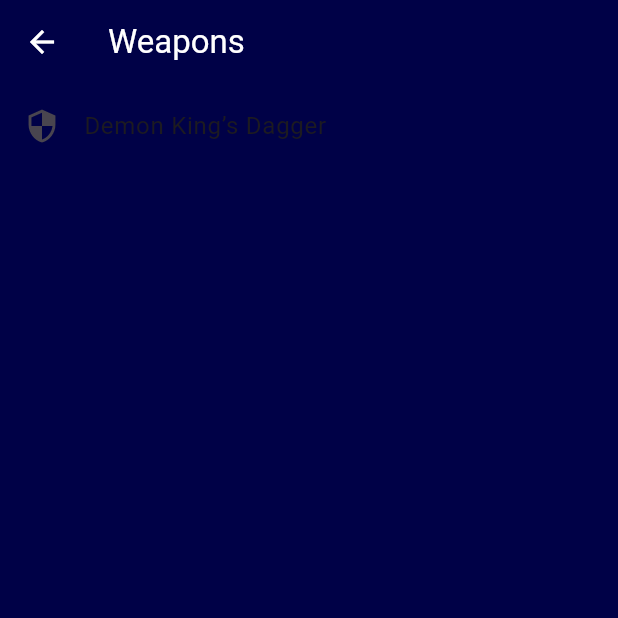
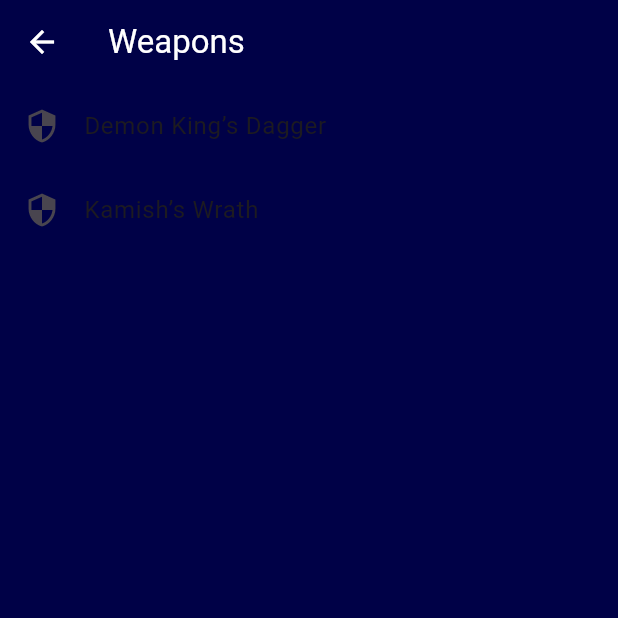
Before and after one commit to aldenngsk/Orb25---ShadowFit-Apollo-, a Flutter app: the WeaponsPage screen opened directly, on a phone screen of 412 x 824 dp, the top half of it. Run offline on Flutter 3.47's test engine with Material 3 defaults, Android fonts, the phone set to English and light mode, and no system bars; our stand-ins replace camera, cloud_firestore, firebase_auth, firebase_core, firebase_storage, just_audio and 2 more; missing offline and left inert: google_mlkit_pose_detection; accounts and stored records are empty.

```diff
--- a/lib/pages/weapons_page.dart
+++ b/lib/pages/weapons_page.dart
@@ -5,6 +5,7 @@ class WeaponsPage extends StatelessWidget {
 
   final List<String> weapons = const [
     'Demon King’s Dagger',
+    'Kamish’s Wrath',
   ];
 
   @override
```
